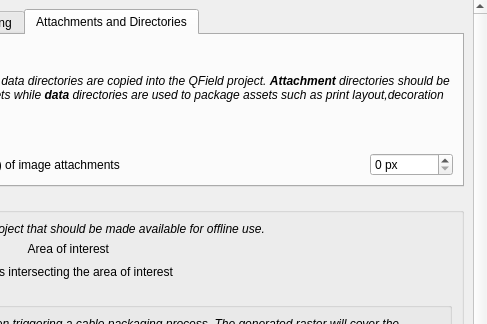
Before: the Qt Designer form qfieldsync/ui/project_configuration_widget.ui in opengisch/qfieldsync, drawn with Qt 5; both pictures show x 250 to 737 and y 0 to 324 of the 737 by 570 pixel window.
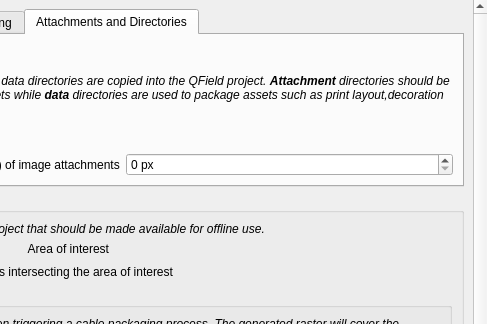
After: the same form once the commit is applied. The open tabs and pages were chosen to show the change. Custom widgets are drawn as their Qt base class.

Commit message: Expanding the max. image size spinbox to increase discoverability

```diff
--- a/qfieldsync/ui/project_configuration_widget.ui
+++ b/qfieldsync/ui/project_configuration_widget.ui
@@ -227,7 +227,7 @@
             <widget class="QgsSpinBox" name="maximumImageWidthHeight">
              <property name="sizePolicy">
               <sizepolicy hsizetype="Expanding" vsizetype="Fixed">
-               <horstretch>0</horstretch>
+               <horstretch>1</horstretch>
                <verstretch>0</verstretch>
               </sizepolicy>
              </property>
```
